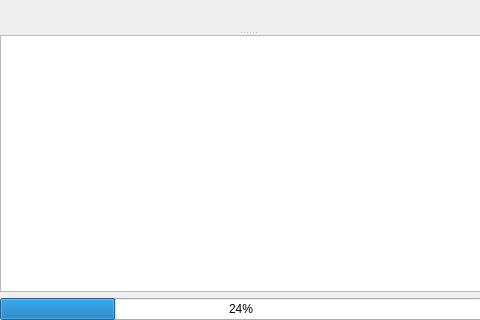
Old version of the form src/GUI/Library/GUI_LocalLibrary.ui in the repository Inferno214221/sayonara-player; both pictures show x 0 to 480 and y 246 to 566 of the 753 by 566 pixel window.
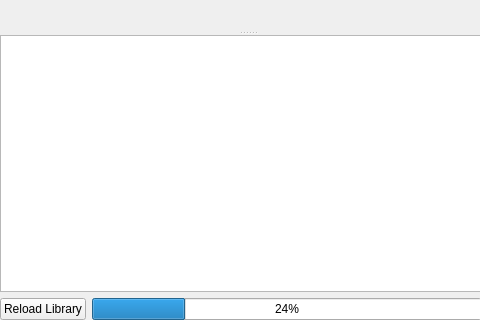
New version of the form. Custom widgets are drawn as their Qt base class.

```diff
--- a/src/GUI/Library/GUI_LocalLibrary.ui
+++ b/src/GUI/Library/GUI_LocalLibrary.ui
@@ -307,6 +307,13 @@
         </item>
         <item>
          <layout class="QHBoxLayout" name="horizontalLayout_4">
+          <item>
+           <widget class="QPushButton" name="btn_reload_library">
+            <property name="text">
+             <string>Reload Library</string>
+            </property>
+           </widget>
+          </item>
           <item>
            <widget class="QProgressBar" name="pb_progress">
             <property name="value">
```
